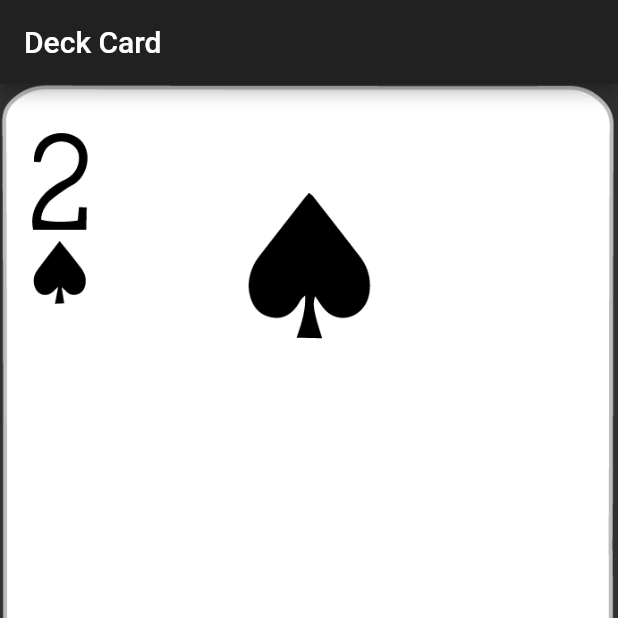
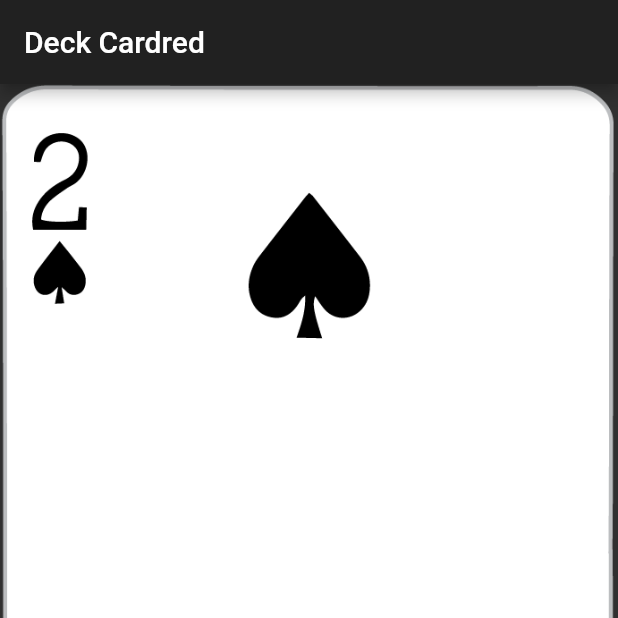
Before and after one commit to Scra3/invisible_card_game, a Flutter app: the screen it shows after launch, on a phone screen of 412 x 824 dp, the top half of it. Run offline on Flutter 3.47's test engine with Material 2 defaults, Android fonts, the light colour scheme and no system bars.

Commit message:
[add] filter deck by mode

```diff
--- a/lib/card.dart
+++ b/lib/card.dart
@@ -6,15 +6,15 @@ const S_CARD = 'S';
 const H_CARD = 'H';
 
 class Card {
-  int _value;
-  String _color;
+  int value;
+  String color;
 
-  Card(this._value, this._color);
+  Card(this.value, this.color);
 
   Card getAssociatedCard() {
-    const goal_value = 13;
+    const goalvalue = 13;
 
-    final cardValue = goal_value - _value;
+    final cardValue = goalvalue - value;
     final associatedColor = getAssociatedColor();
 
     // is King ?
@@ -31,22 +31,22 @@ class Card {
 
   AssetImage getAssetImage() {
     String name;
-    if (_value == 13) {
-      name = buildName('K', _color);
-    } else if (_value == 12) {
-      name = buildName('Q', _color);
-    } else if (_value == 11) {
-      name = buildName('J', _color);
-    } else if (_value == 1) {
-      name = buildName('A', _color);
+    if (value == 13) {
+      name = buildName('K', color);
+    } else if (value == 12) {
+      name = buildName('Q', color);
+    } else if (value == 11) {
+      name = buildName('J', color);
+    } else if (value == 1) {
+      name = buildName('A', color);
     }  else {
-      name = buildName(_value.toString(), _color);
+      name = buildName(value.toString(), color);
     }
     return AssetImage('images/cards/$name.png');
   }
 
   String getName() {
-    return buildName(_value.toString(), _color);
+    return buildName(value.toString(), color);
   }
 
   String buildName(String value, String color) {
@@ -54,7 +54,7 @@ class Card {
   }
 
   String getAssociatedColor() {
-    switch (_color) {
+    switch (color) {
       case C_CARD:
         {
           return D_CARD;
--- a/lib/main.dart
+++ b/lib/main.dart
@@ -28,6 +28,7 @@ class _MyHomePageState extends State<MyHomePage> {
   int _currentCardIndex = 0;
   bool _isDisplayBackCard = false;
   List<GameCard.Card> _shuffledCards = GameCard.allCards;
+  bool _isRedMode = true;
 
   @override
   void initState() {
@@ -35,13 +36,17 @@ class _MyHomePageState extends State<MyHomePage> {
     // clone
     _shuffledCards = GameCard.allCards.map((card) => card).toList();
     _shuffledCards.shuffle();
+    _shuffledCards = sortCards(_shuffledCards);
   }
 
   @override
   Widget build(BuildContext context) {
     return Scaffold(
         appBar: AppBar(
-          title: Text(widget.title),
+          title: Row(children: <Widget>[
+            Text(widget.title),
+            Text(_isRedMode ? 'red' : 'white')
+          ]),
         ),
         body: Stack(
           children: <Widget>[
@@ -135,4 +140,28 @@ class _MyHomePageState extends State<MyHomePage> {
       _currentCardIndex--;
     });
   }
+
+  void toggleMode() {
+    setState(() {
+      _isRedMode = !_isRedMode;
+    });
+  }
+
+  List<GameCard.Card> sortCards(List<GameCard.Card> cards) {
+    List<GameCard.Card> sAndHCards = cards
+        .where((card) =>
+            card.color == GameCard.D_CARD || card.color == GameCard.S_CARD)
+        .toList();
+
+    List<GameCard.Card> hAndSCards = cards
+        .where((card) =>
+            card.color != GameCard.D_CARD && card.color != GameCard.S_CARD)
+        .toList();
+
+    if (_isRedMode) {
+      return new List.from(sAndHCards)..addAll(hAndSCards);
+    } else {
+      return new List.from(hAndSCards)..addAll(sAndHCards);
+    }
+  }
 }
```
